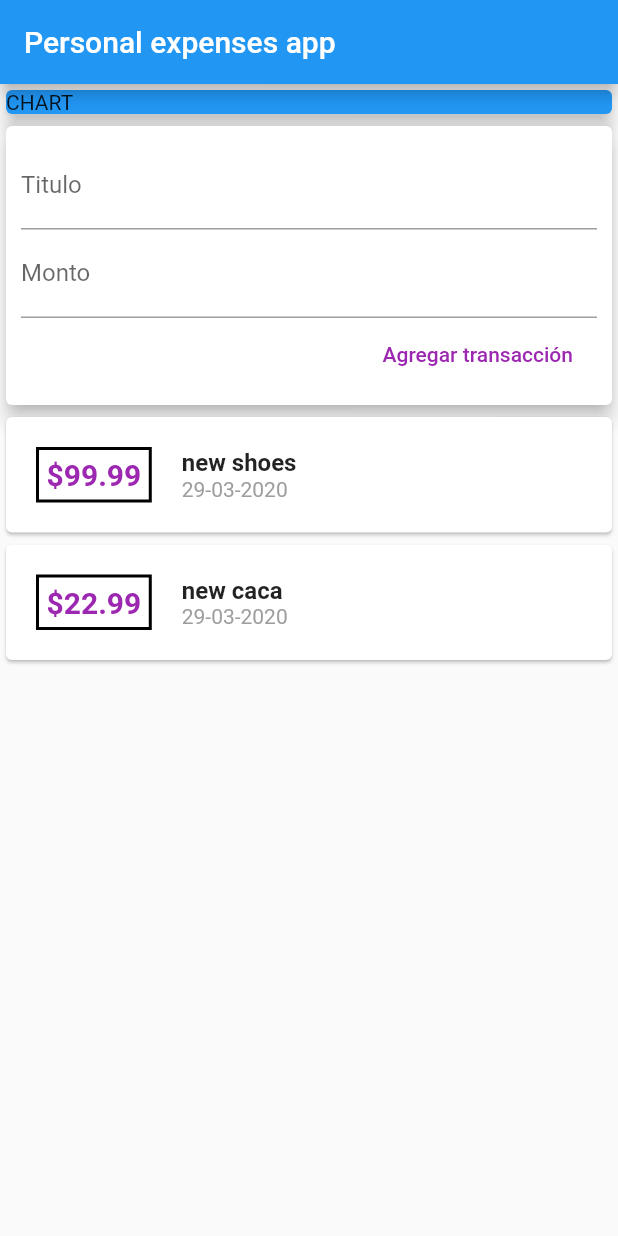
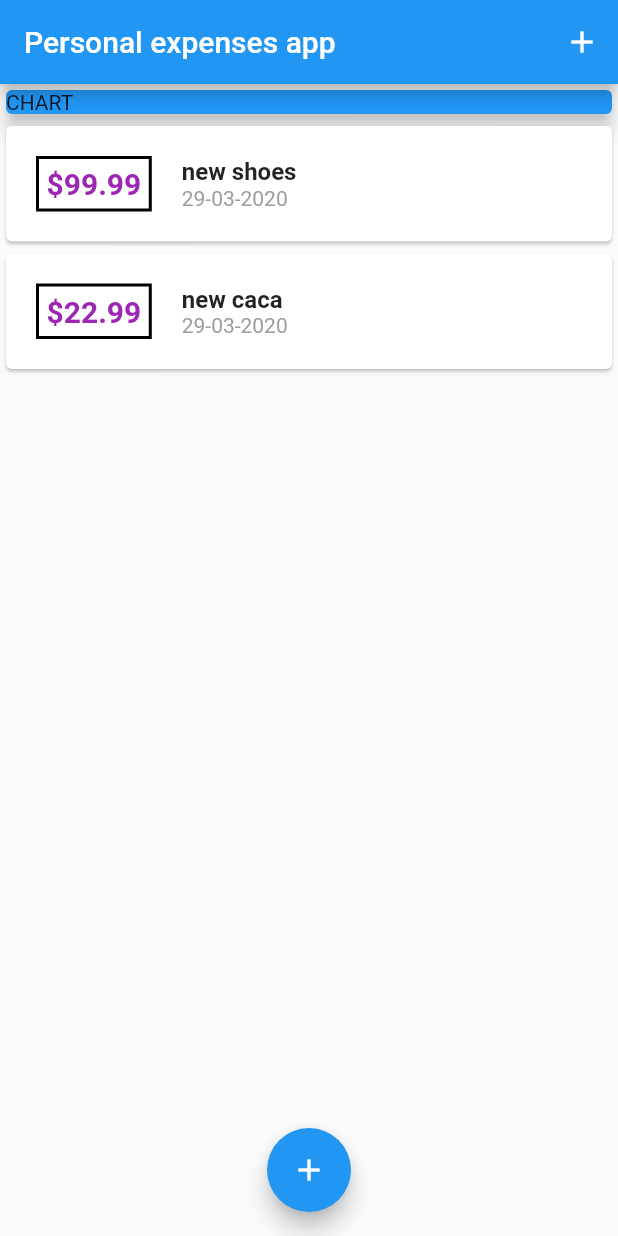
Before and after one commit to oscarlolero/personal_expenses, a Flutter app: the screen it shows after launch, on a phone screen of 412 x 824 dp. Run offline on Flutter 3.47's test engine with Material 2 defaults, Android fonts, the phone set to English and light mode, and no system bars.

```diff
--- a/lib/main.dart
+++ b/lib/main.dart
@@ -1,6 +1,10 @@
 import 'package:flutter/material.dart';
 
-import './widgets/user_transactions.dart';
+import './widgets/new_transaction.dart';
+import './widgets/transaction_list.dart';
+import './widgets/new_transaction.dart';
+import './models/transaction.dart';
+
 void main() => runApp(MyApp());
 
 class MyApp extends StatelessWidget {
@@ -16,17 +20,54 @@ class MyApp extends StatelessWidget {
   }
 }
 
-class MyHomePage extends StatelessWidget {
+class MyHomePage extends StatefulWidget {
+  @override
+  _MyHomePageState createState() => _MyHomePageState();
+}
 
-//  String titleInput;
-//  String amountInput;
+class _MyHomePageState extends State<MyHomePage> {
+  final List<Transaction> _userTransactions = [
+    Transaction(
+        id: 't1', title: 'new shoes', amount: 99.99, date: DateTime.now()),
+    Transaction(
+        id: 't2', title: 'new caca', amount: 22.99, date: DateTime.now()),
+  ];
 
+  void _addNewTransaction(String titleOfTx, double amountOfTx) {
+    final newTransaction = Transaction(
+      title: titleOfTx,
+      amount: amountOfTx,
+      date: DateTime.now(),
+      id: DateTime.now().toString(),
+    );
+
+    setState(() {
+      _userTransactions.add(newTransaction);
+    });
+  }
+
+  void _openMenuNewTransaction(BuildContext ctx) {
+    showModalBottomSheet(
+        context: ctx,
+        builder: (_) {
+          return GestureDetector(
+            onTap: () {}, //no hacer nada si se presiona dentro del menu
+            child: NewTransaction(_addNewTransaction),
+          );
+        });
+  }
 
   @override
   Widget build(BuildContext context) {
     return Scaffold(
       appBar: AppBar(
         title: Text('Personal expenses app'),
+        actions: <Widget>[
+          IconButton(
+            icon: Icon(Icons.add),
+            onPressed: () => _openMenuNewTransaction(context),
+          )
+        ],
       ),
       body: Column(
         children: <Widget>[
@@ -38,8 +79,13 @@ class MyHomePage extends StatelessWidget {
               elevation: 5,
             ),
           ),
-          UserTransactions()
+          TransactionList(_userTransactions)
         ],
+      ),
+      floatingActionButtonLocation: FloatingActionButtonLocation.centerFloat,
+      floatingActionButton: FloatingActionButton(
+        child: Icon(Icons.add),
+        onPressed: () => _openMenuNewTransaction(context),
       ),
     );
   }
--- a/lib/widgets/user_transactions.dart
+++ /dev/null
@@ -1,42 +0,0 @@
-import 'package:flutter/material.dart';
-
-import './transaction_list.dart';
-import './new_transaction.dart';
-import '../models/transaction.dart';
-
-class UserTransactions extends StatefulWidget {
-  @override
-  _UserTransactionsState createState() => _UserTransactionsState();
-}
-
-class _UserTransactionsState extends State<UserTransactions> {
-  final List<Transaction> _userTransactions = [
-    Transaction(
-        id: 't1', title: 'new shoes', amount: 99.99, date: DateTime.now()),
-    Transaction(
-        id: 't2', title: 'new caca', amount: 22.99, date: DateTime.now()),
-  ];
-
-  void _addNewTransaction(String titleOfTx, double amountOfTx) {
-    final newTransaction = Transaction(
-      title: titleOfTx,
-      amount: amountOfTx,
-      date: DateTime.now(),
-      id: DateTime.now().toString(),
-    );
-
-    setState(() {
-      _userTransactions.add(newTransaction);
-    });
-  }
-
-  @override
-  Widget build(BuildContext context) {
-    return Column(
-      children: <Widget>[
-        NewTransaction(_addNewTransaction),
-        TransactionList(_userTransactions),
-      ],
-    );
-  }
-}
```
